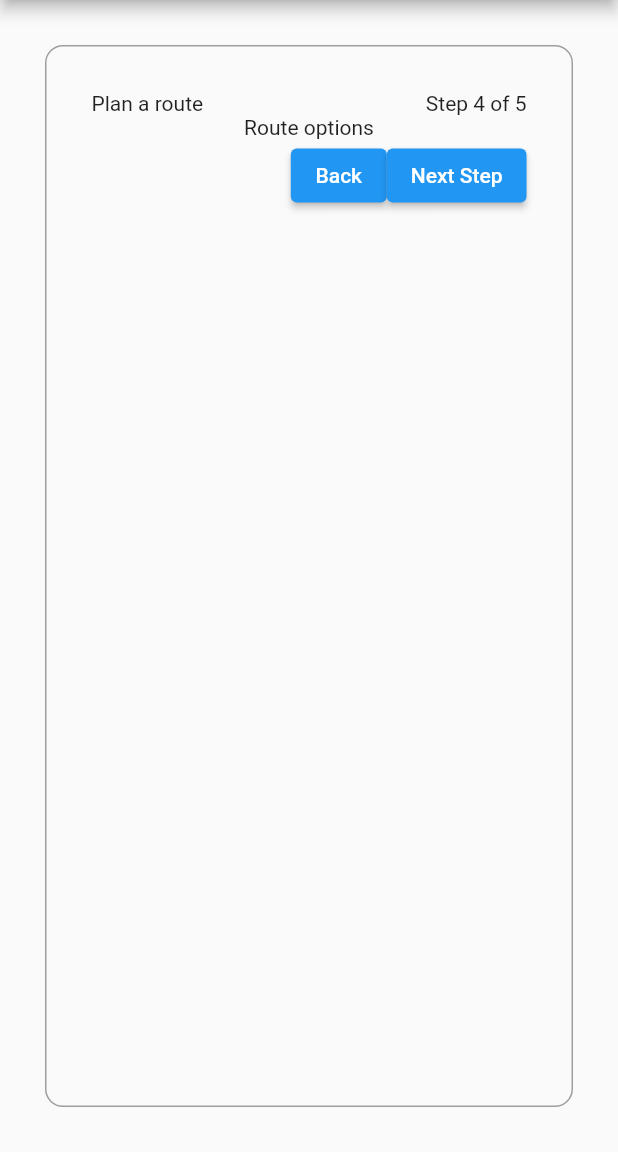
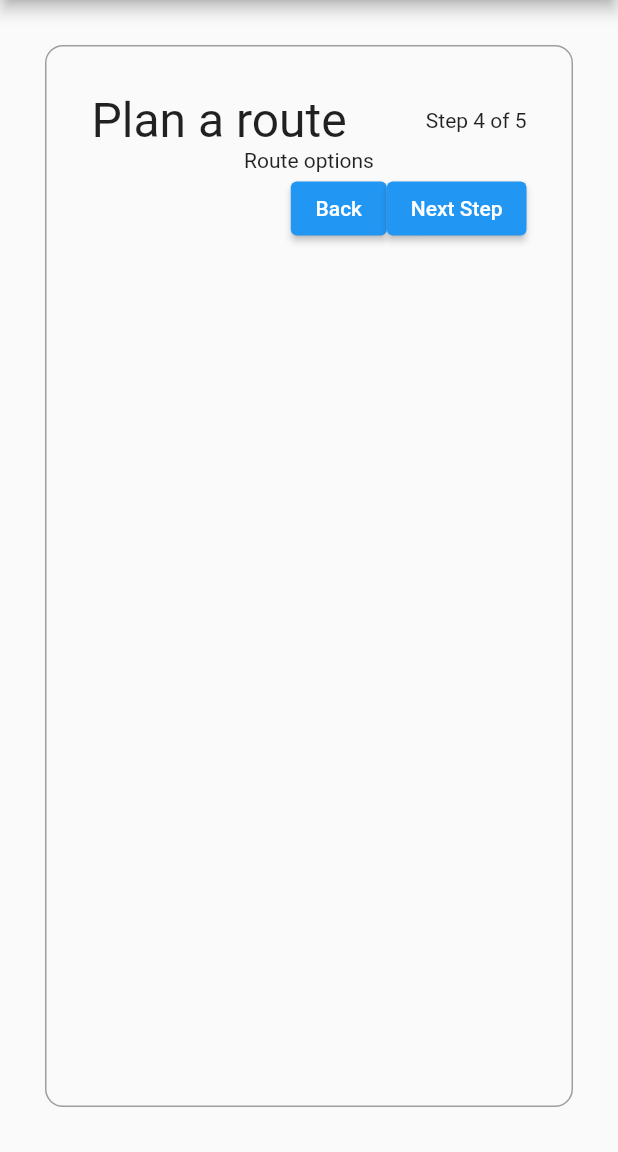
Before and after one commit to mfthorhauge/CES_FLUTTER, a Flutter app: the PlanRouteChoices screen opened directly, on a phone screen of 412 x 824 dp, the part 84-1236 px from its top. Run offline on Flutter 3.47's test engine with Material 2 defaults, Android fonts, the phone set to English and light mode, and no system bars.

Commit message:
add text styling

```diff
--- a/lib/screens/route/plan_route_addresses.dart
+++ b/lib/screens/route/plan_route_addresses.dart
@@ -31,7 +31,10 @@ class _PlanRouteAddressesState extends State<PlanRouteAddresses> {
           children: [
             Row(
               children: const [
-                Text("Plan a route"),
+                Text("Plan a route",
+                    style: TextStyle(
+                      fontSize: 32.0,
+                    )),
                 Spacer(),
                 Text("Step 3 of 5"),
               ],
--- a/lib/screens/route/plan_route_choices.dart
+++ b/lib/screens/route/plan_route_choices.dart
@@ -27,7 +27,10 @@ class PlanRouteChoices extends StatelessWidget {
             children: [
               Row(
                 children: const [
-                  Text("Plan a route"),
+                  Text("Plan a route",
+                      style: TextStyle(
+                        fontSize: 32.0,
+                      )),
                   Spacer(),
                   Text("Step 4 of 5"),
                 ],
--- a/lib/screens/route/plan_route_confirmation.dart
+++ b/lib/screens/route/plan_route_confirmation.dart
@@ -25,7 +25,10 @@ class PlanRouteConfirmation extends StatelessWidget {
           children: [
             Row(
               children: const [
-                Text("Plan a route"),
+                Text("Plan a route",
+                    style: TextStyle(
+                      fontSize: 32.0,
+                    )),
                 Spacer(),
                 Text("Step 5 of 5"),
               ],
--- a/lib/screens/route/plan_route_parcel.dart
+++ b/lib/screens/route/plan_route_parcel.dart
@@ -26,7 +26,10 @@ class PlanRouteParcel extends StatelessWidget {
           children: [
             Row(
               children: const [
-                Text("Plan a route"),
+                Text("Plan a route",
+                    style: TextStyle(
+                      fontSize: 32.0,
+                    )),
                 Spacer(),
                 Text("Step 2 of 5"),
               ],
--- a/lib/screens/route/plan_route_success.dart
+++ b/lib/screens/route/plan_route_success.dart
@@ -31,7 +31,10 @@ class PlanRouteSuccess extends StatelessWidget {
                     size: 30.0,
                   ),
                   const Text(
-                      "All parcel information has been received successfully!"),
+                      "All parcel information has been received successfully!",
+                      style: TextStyle(
+                        fontSize: 32.0,
+                      )),
                   Row(children: [
                     const Spacer(),
                     ElevatedButton(
```
